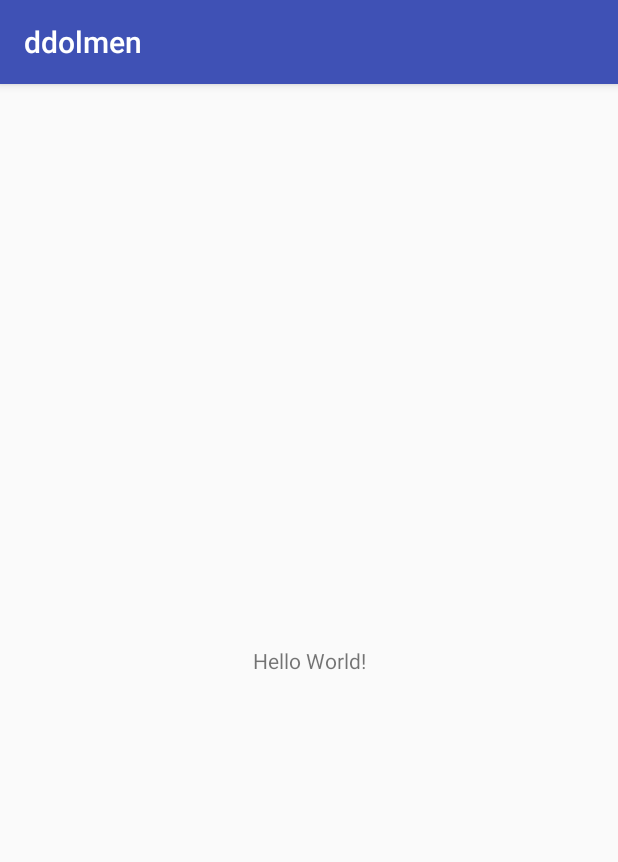
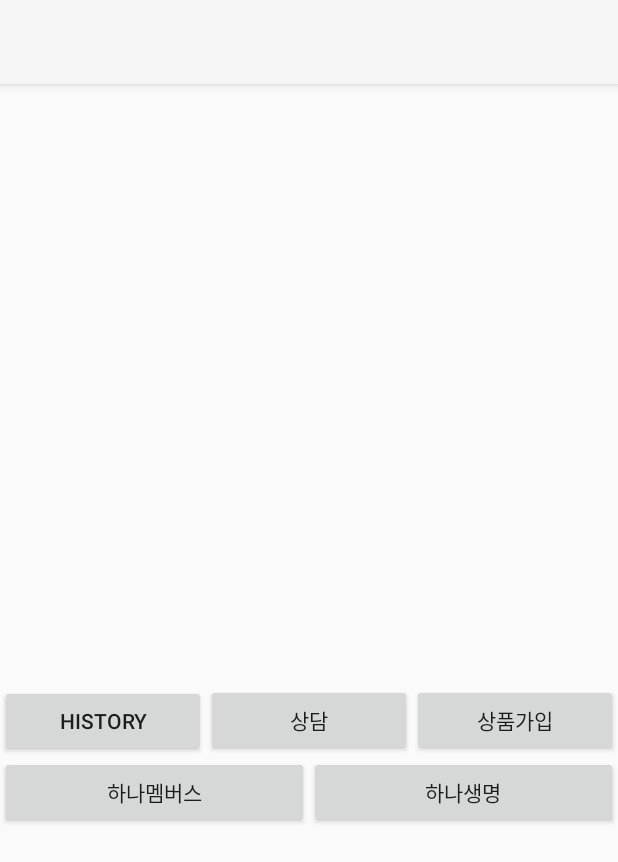
Before and after one commit to gpdls94/hanati_ddolmen, an Android app: the screen it shows after launch (MainActivity), on a phone screen of 412 x 824 dp. Shown: the top 862 px of the screen. Run offline under Robolectric (Android 15) with nearby library versions, the phone set to English and light mode, and no system bars.

Commit message:
1차 커밋

```diff
--- a/app/build.gradle
+++ b/app/build.gradle
@@ -26,5 +26,6 @@ dependencies {
     })
     compile 'com.android.support:appcompat-v7:24.2.1'
     compile 'com.android.support.constraint:constraint-layout:1.0.2'
+    compile 'com.android.support:support-v4:24.2.1'
     testCompile 'junit:junit:4.12'
 }
--- a/app/src/main/AndroidManifest.xml
+++ b/app/src/main/AndroidManifest.xml
@@ -7,14 +7,15 @@
         android:icon="@mipmap/ic_launcher"
         android:label="@string/app_name"
         android:supportsRtl="true"
-        android:theme="@style/AppTheme">
-        <activity android:name=".MainActivity">
+        android:theme="@style/Theme.AppCompat.Light.NoActionBar">
+        <activity android:name=".SplashActivity">
             <intent-filter>
                 <action android:name="android.intent.action.MAIN" />
 
                 <category android:name="android.intent.category.LAUNCHER" />
             </intent-filter>
         </activity>
+        <activity android:name=".MainActivity"></activity>
     </application>
 
 </manifest>
--- a/app/src/main/java/com/hanati/ddolmen/MainActivity.java
+++ b/app/src/main/java/com/hanati/ddolmen/MainActivity.java
@@ -1,13 +1,34 @@
 package com.hanati.ddolmen;
 
+import android.os.Bundle;
+import android.support.v4.view.ViewPager;
 import android.support.v7.app.AppCompatActivity;
-import android.os.Bundle;
+import android.widget.Button;
 
 public class MainActivity extends AppCompatActivity {
+
+    Button btn_history, btn_counsel, btn_join, btn_hanamembers, btn_hanalife;
+    ViewPager viewPager;
 
     @Override
     protected void onCreate(Bundle savedInstanceState) {
         super.onCreate(savedInstanceState);
         setContentView(R.layout.activity_main);
+
+        initView();
+
+
     }
+
+    void initView(){    //화면의 View 정의
+        btn_history = (Button)findViewById(R.id.btn_history);
+        btn_counsel = (Button)findViewById(R.id.btn_counsel);
+        btn_join = (Button)findViewById(R.id.btn_join);
+        btn_hanamembers = (Button)findViewById(R.id.btn_hanamembers);
+        btn_hanalife = (Button)findViewById(R.id.btn_hanalife);
+
+        viewPager = (ViewPager)findViewById(R.id.viewPager);
+    }
+
+
 }
--- /dev/null
+++ b/app/src/main/java/com/hanati/ddolmen/SplashActivity.java
@@ -0,0 +1,27 @@
+package com.hanati.ddolmen;
+
+import android.content.Intent;
+import android.os.Handler;
+import android.support.v7.app.AppCompatActivity;
+import android.os.Bundle;
+
+public class SplashActivity extends AppCompatActivity {
+
+    @Override
+    protected void onCreate(Bundle savedInstanceState) {
+        super.onCreate(savedInstanceState);
+        setContentView(R.layout.activity_splash);
+
+        Handler handler = new Handler();
+        Runnable runnable = new Runnable() {
+            @Override
+            public void run() {
+                Intent it = new Intent(getApplicationContext(), MainActivity.class);
+                startActivity(it);
+                finish();
+            }
+        };
+        handler.postDelayed(runnable, 1500);
+
+    }
+}
--- a/app/src/main/res/layout/activity_main.xml
+++ b/app/src/main/res/layout/activity_main.xml
@@ -1,18 +1,81 @@
 <?xml version="1.0" encoding="utf-8"?>
-<android.support.constraint.ConstraintLayout xmlns:android="http://schemas.android.com/apk/res/android"
+<LinearLayout xmlns:android="http://schemas.android.com/apk/res/android"
     xmlns:app="http://schemas.android.com/apk/res-auto"
     xmlns:tools="http://schemas.android.com/tools"
     android:layout_width="match_parent"
     android:layout_height="match_parent"
+    android:orientation="vertical"
     tools:context="com.hanati.ddolmen.MainActivity">
 
-    <TextView
-        android:layout_width="wrap_content"
+    <android.support.v7.widget.Toolbar
+        android:id="@+id/my_toolbar"
+        android:layout_width="match_parent"
+        android:layout_height="?attr/actionBarSize"
+        android:background="?attr/colorPrimary"
+        android:elevation="4dp"
+        android:theme="@style/ThemeOverlay.AppCompat.ActionBar"
+        app:popupTheme="@style/ThemeOverlay.AppCompat.Light"/>
+
+    <LinearLayout
+        android:layout_width="match_parent"
         android:layout_height="wrap_content"
-        android:text="Hello World!"
-        app:layout_constraintBottom_toBottomOf="parent"
-        app:layout_constraintLeft_toLeftOf="parent"
-        app:layout_constraintRight_toRightOf="parent"
-        app:layout_constraintTop_toTopOf="parent" />
+        android:orientation="vertical">
 
-</android.support.constraint.ConstraintLayout>
+        <android.support.v4.view.ViewPager
+            android:id="@+id/viewPager"
+            android:layout_width="match_parent"
+            android:layout_height="400dp">
+
+        </android.support.v4.view.ViewPager>
+
+        <LinearLayout
+            android:layout_width="match_parent"
+            android:layout_height="wrap_content"
+            android:orientation="horizontal">
+
+            <Button
+                android:id="@+id/btn_history"
+                android:layout_width="0dp"
+                android:layout_height="wrap_content"
+                android:layout_weight="1"
+                android:text="History"/>
+
+            <Button
+                android:id="@+id/btn_counsel"
+                android:layout_width="0dp"
+                android:layout_height="wrap_content"
+                android:layout_weight="1"
+                android:text="상담"/>
+
+            <Button
+                android:id="@+id/btn_join"
+                android:layout_width="0dp"
+                android:layout_height="wrap_content"
+                android:layout_weight="1"
+                android:text="상품가입"/>
+
+        </LinearLayout>
+    </LinearLayout>
+
+    <LinearLayout
+        android:layout_width="match_parent"
+        android:layout_height="wrap_content"
+        android:orientation="horizontal">
+
+        <Button
+            android:id="@+id/btn_hanamembers"
+            android:layout_width="0dp"
+            android:layout_height="wrap_content"
+            android:layout_weight="1"
+            android:text="하나멤버스"/>
+        <Button
+            android:id="@+id/btn_hanalife"
+            android:layout_width="0dp"
+            android:layout_height="wrap_content"
+            android:layout_weight="1"
+            android:text="하나생명"/>
+
+    </LinearLayout>
+
+
+</LinearLayout>
--- a/app/src/main/res/values/strings.xml
+++ b/app/src/main/res/values/strings.xml
@@ -1,3 +1,6 @@
 <resources>
     <string name="app_name">ddolmen</string>
+
+    <!-- TODO: Remove or change this placeholder text -->
+    <string name="hello_blank_fragment">Hello blank fragment</string>
 </resources>
--- a/build.gradle
+++ b/build.gradle
@@ -5,7 +5,7 @@ buildscript {
         jcenter()
     }
     dependencies {
-        classpath 'com.android.tools.build:gradle:2.3.0'
+        classpath 'com.android.tools.build:gradle:2.3.3'
 
         // NOTE: Do not place your application dependencies here; they belong
         // in the individual module build.gradle files
```
Also changed, not shown: app/src/main/java/com/hanati/ddolmen/OneFragment.java (added, +108 -0 lines), app/src/main/java/com/hanati/ddolmen/ThreeFragment.java (added, +108 -0 lines), app/src/main/java/com/hanati/ddolmen/TwoFragment.java (added, +108 -0 lines), app/src/main/res/layout/activity_splash.xml (added, +16 -0 lines), app/src/main/res/layout/fragment_one.xml (added, +15 -0 lines), app/src/main/res/layout/fragment_three.xml (added, +15 -0 lines), app/src/main/res/layout/fragment_two.xml (added, +15 -0 lines), 2 other files.
